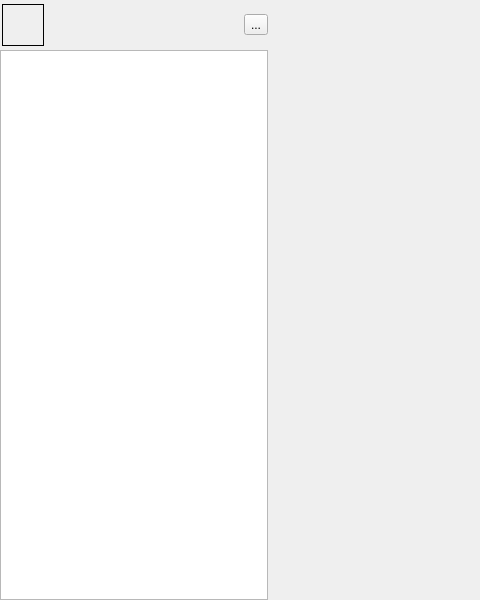
This is sources/mainwindow.ui in nuclear868/mattermost-qt as Qt 5 draws it before an edit; both pictures show x 0 to 480 and y 0 to 600 of the 800 by 600 pixel window. The edited form follows.
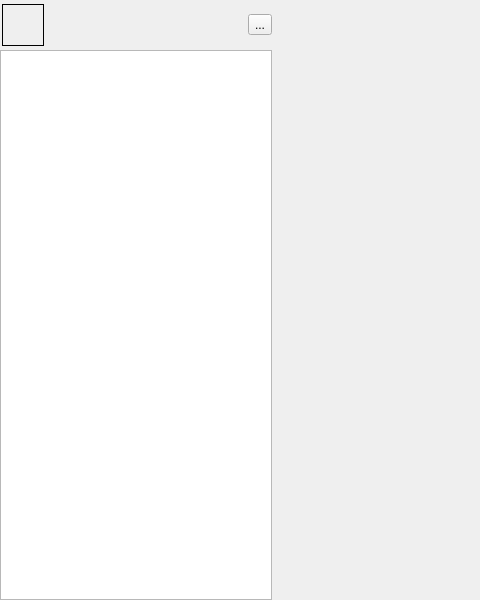
This is the edited form. Icons and pictures are not drawn. Custom widgets are drawn as their Qt base class.

Commit message: Add version number and add 'about' window

```diff
--- a/sources/mainwindow.ui
+++ b/sources/mainwindow.ui
@@ -88,7 +88,7 @@
       </property>
       <layout class="QHBoxLayout" name="horizontalLayout">
        <property name="spacing">
-        <number>0</number>
+        <number>2</number>
        </property>
        <property name="leftMargin">
         <number>2</number>
```
The commit also changes 4 other files.
